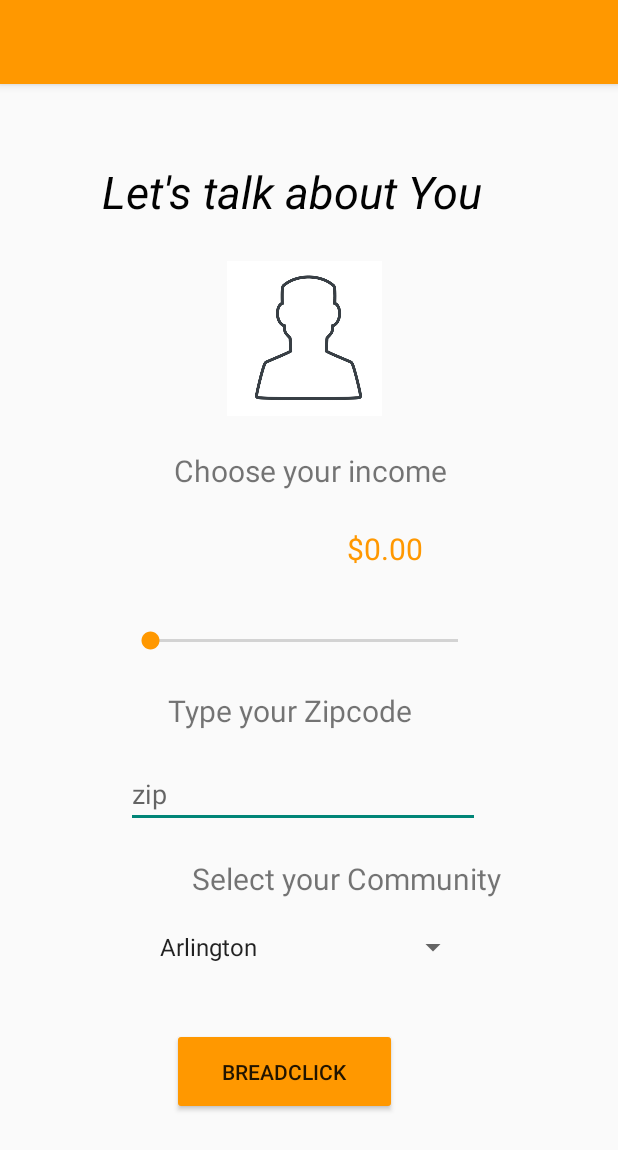
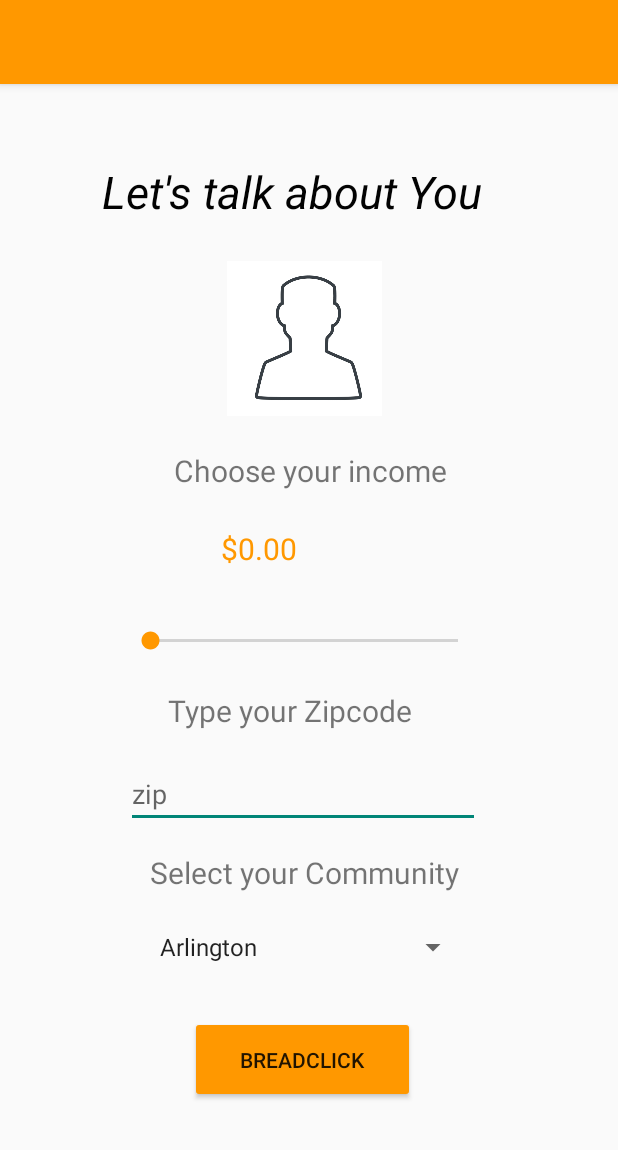
Before and after one commit to stevezhao1/Bakeryproject, an Android app: the demographic screen opened directly, with no data from a screen before it, on a phone screen of 412 x 824 dp. Shown: the top 1150 px of the screen. Run offline under Robolectric (Android 15) with nearby library versions, the phone set to English and light mode, and no system bars.

```diff
--- a/app/src/main/res/layout/activity_demographic.xml
+++ b/app/src/main/res/layout/activity_demographic.xml
@@ -38,7 +38,7 @@
         android:layout_width="wrap_content"
         android:layout_height="wrap_content"
         android:layout_marginTop="204dp"
-        android:layout_marginEnd="52dp"
+        android:layout_marginEnd="108dp"
         android:text="0"
         android:textColor="#FF9800"
         android:textSize="20dp"
@@ -84,8 +84,8 @@
         android:id="@+id/store"
         android:layout_width="wrap_content"
         android:layout_height="wrap_content"
-        android:layout_marginStart="128dp"
-        android:layout_marginTop="20dp"
+        android:layout_marginStart="100dp"
+        android:layout_marginTop="16dp"
         android:text="Select your Community"
         android:textSize="20dp"
         app:layout_constraintStart_toStartOf="parent"
@@ -107,8 +107,8 @@
         android:id="@+id/breadclick"
         android:layout_width="150dp"
         android:layout_height="58dp"
-        android:layout_marginStart="16dp"
-        android:layout_marginTop="72dp"
+        android:layout_marginStart="28dp"
+        android:layout_marginTop="64dp"
         android:backgroundTint="#FF9800"
         android:text="BreadCLick"
         app:layout_constraintStart_toStartOf="@+id/store_choice"
```
